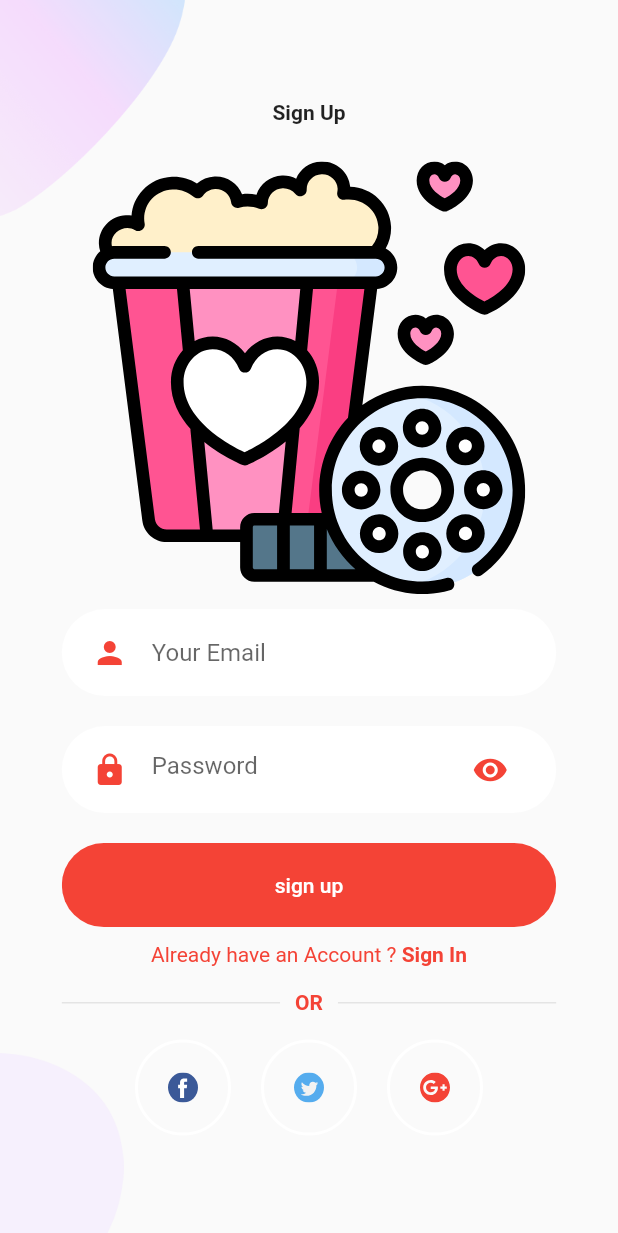
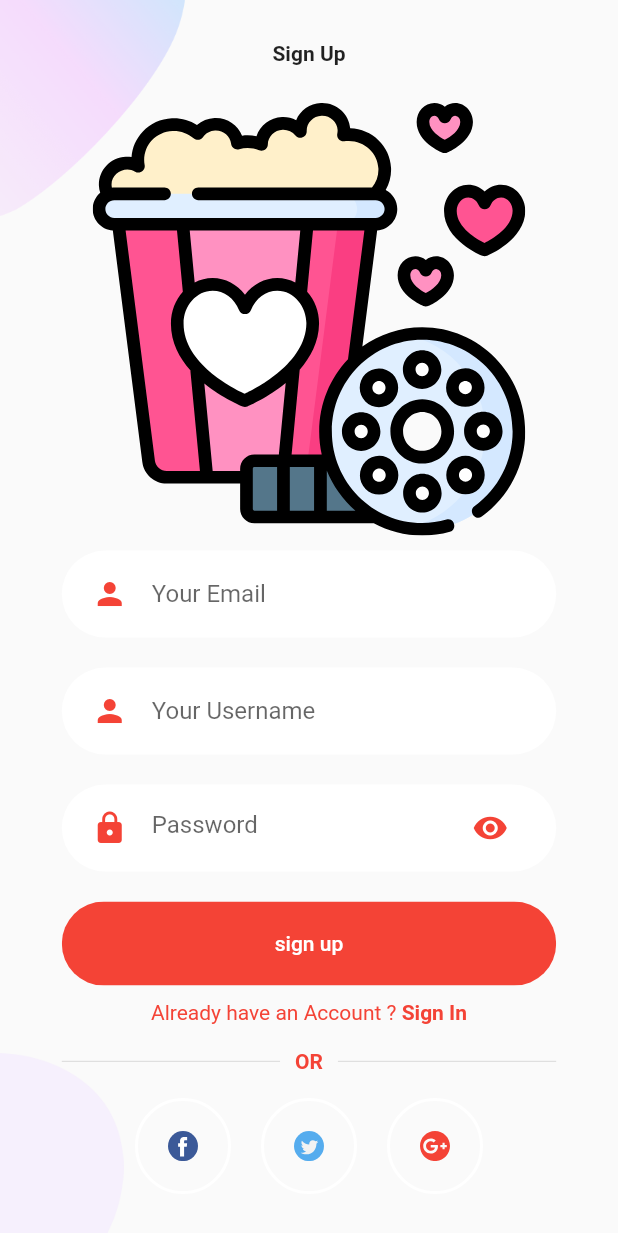
Before and after one commit to nadian-melhem/movie_app, a Flutter app: the SignUpScreen screen opened directly, after a tap on "sign up", on a phone screen of 412 x 824 dp. Shown: the top 1233 px of the screen. Run offline on Flutter 3.47's test engine with Material 2 defaults, Android fonts, the light colour scheme and no system bars; our stand-ins replace flutter_svg, shared_preferences; missing offline and left inert: favorite_button; accounts and stored records are empty.

Commit message:
done with sign up

```diff
--- a/lib/screens/home/components/categories.dart
+++ b/lib/screens/home/components/categories.dart
@@ -6,9 +6,10 @@ import 'package:movie_app/screens/favourite/favourite_tap.dart';
 import 'package:movie_app/screens/recommendation/recomm_tap.dart';
 import '../../../constants.dart';
 import '../../../main.dart';
+import 'body.dart';
 import 'movie_carousel.dart';
 
-List<Object> taps = [MyApp(), RecTap(), FavTap()];
+List<Object> taps = [MainPage(), RecTap(), FavTap()];
 
 // We need stateful widget because we need to change some sate on our category
 class Categorylist extends StatefulWidget {
--- a/lib/screens/sign_up/sign_up.dart
+++ b/lib/screens/sign_up/sign_up.dart
@@ -1,3 +1,5 @@
+import 'dart:convert';
+
 import 'package:flutter/material.dart';
 import 'package:flutter_svg/flutter_svg.dart';
 import 'package:movie_app/components/already_have.dart';
@@ -6,20 +8,31 @@ import 'package:movie_app/components/rounded_button.dart';
 import 'package:movie_app/components/rounded_input.dart';
 import 'package:movie_app/components/rounded_password.dart';
 import 'package:movie_app/components/social_icon.dart';
+import 'package:movie_app/screens/custome_dialog.dart';
+import 'package:movie_app/screens/home/components/body.dart';
 import 'package:movie_app/screens/log_in/log_in.dart';
 import 'package:movie_app/screens/welcome/body.dart';
+import 'package:shared_preferences/shared_preferences.dart';
+import 'package:http/http.dart' as http;
 
 class SignUpScreen extends StatelessWidget {
   @override
   Widget build(BuildContext context) {
     return Scaffold(
-      body: Body(),
+      body: SignUpBody(),
     );
   }
 }
 
-class Body extends StatelessWidget {
+class SignUpBody extends StatefulWidget {
   @override
+  Body createState() => Body();
+}
+
+class Body extends State<SignUpBody> {
+  @override
+  bool _isLoading;
+  String username, passwored, email;
   Widget build(BuildContext context) {
     Size size = MediaQuery.of(context).size;
     return Background(
@@ -36,12 +49,26 @@ class Body extends StatelessWidget {
                 height: size.height * 0.35),
             RoundedInput(
               hintText: "Your Email",
-              onChanged: (value) {},
+              onChanged: (value) {
+                email = value;
+              },
+            ),
+            RoundedInput(
+              hintText: "Your Username",
+              onChanged: (value) {
+                username = value;
+              },
             ),
             RoundedPassword(
-              onChanged: (value) {},
+              onChanged: (value) {
+                passwored = value;
+              },
             ),
-            RoundedButton(text: "sign up", press: () {}),
+            RoundedButton(
+                text: "sign up",
+                press: () {
+                  signUp(username, passwored, email);
+                }),
             AlreadyHaveAnAccountCheck(
               login: false,
               press: () {
@@ -78,4 +105,60 @@ class Body extends StatelessWidget {
       ),
     );
   }
+
+  signUp(String username, passwored, email) async {
+    print(username + passwored);
+    SharedPreferences sharedPreferences = await SharedPreferences.getInstance();
+    final data = jsonEncode(
+        {'password': passwored, 'username': username, 'email': email});
+    Map<String, String> headers = {
+      'Content-Type': 'application/json',
+      'authorization': 'Basic c3R1ZHlkb3RlOnN0dWR5ZG90ZTEyMw=='
+    };
+    final url = Uri.parse('http://192.168.1.14:5000/signup');
+    var jsonResponse = null;
+    var response = await http.post(url, headers: headers, body: data);
+    String type, message;
+    if (response.statusCode == 200) {
+      jsonResponse = json.decode(response.body);
+      type = jsonResponse['type'];
+      message = jsonResponse['message'];
+      if (type == 'failure') {
+        showDialog(
+            context: context,
+            builder: (BuildContext context) {
+              return CustomDialogBox(
+                  title: "SignUp Failed",
+                  descriptions: message,
+                  text: "Try again",
+                  img: SvgPicture.asset("assets/icons/person.svg"));
+            });
+      } else {
+        if (jsonResponse != null) {
+          setState(() {
+            _isLoading = false;
+          });
+          sharedPreferences.setString("user", jsonResponse['message']);
+          Navigator.of(context).pushAndRemoveUntil(
+              MaterialPageRoute(builder: (BuildContext context) => MainPage()),
+              (Route<dynamic> route) => false);
+          print(response.body);
+        }
+        showDialog(
+            context: context,
+            builder: (BuildContext context) {
+              return CustomDialogBox(
+                  title: "Success",
+                  descriptions: message,
+                  text: "Ok",
+                  img: SvgPicture.asset("assets/icons/check-mark.svg"));
+            });
+      }
+    } else {
+      setState(() {
+        _isLoading = false;
+      });
+      print(response.body);
+    }
+  }
 }
```
Also changed, not shown: lib/screens/custome_dialog.dart (added, +91 -0 lines), lib/screens/home/components/body.dart (+24 -1 lines), lib/screens/log_in/log_in.dart (+33 -10 lines), assets/icons/check-mark.svg (added), assets/icons/checkmark.svg (added).
